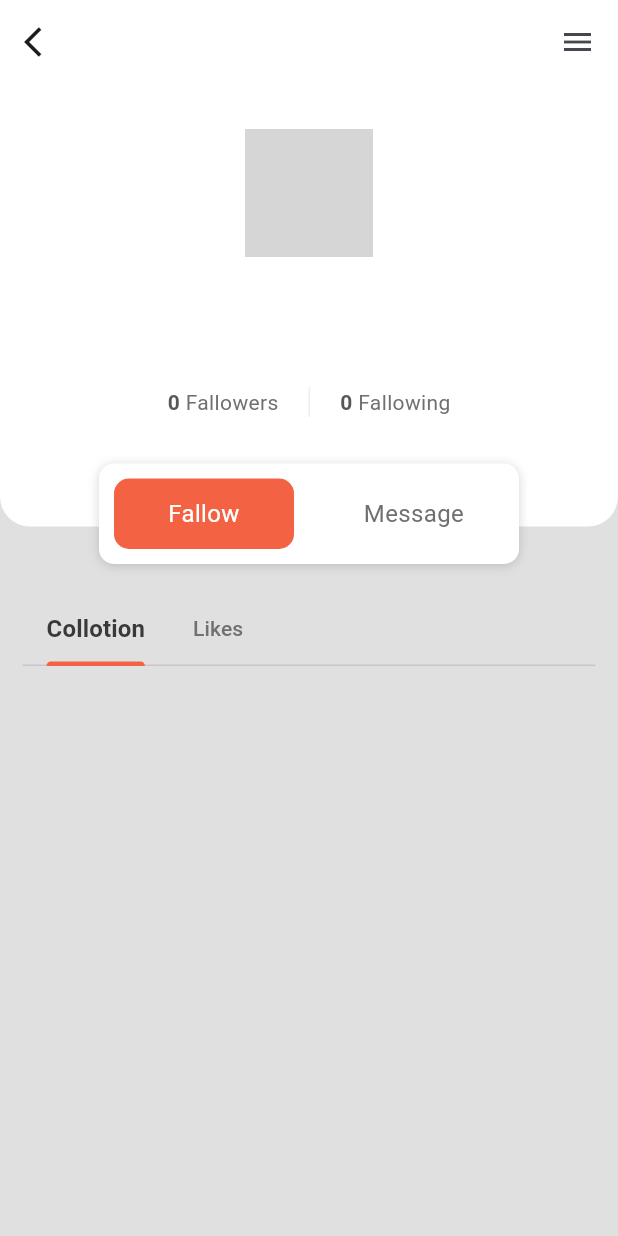
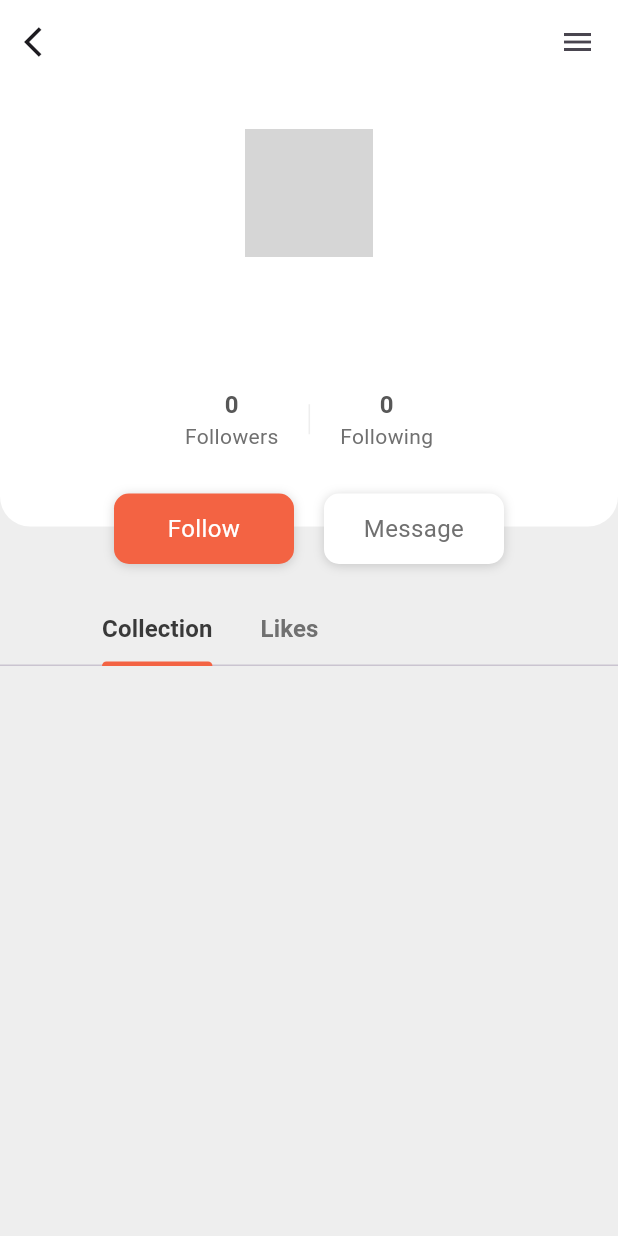
Before and after one commit to zaihcodes/Flutter, a Flutter app: the UserProfileScreen screen opened directly with empty values, on a phone screen of 412 x 824 dp. Run offline on Flutter 3.47's test engine with Material 3 defaults, Android fonts, the phone set to English and light mode, and no system bars; our stand-ins replace flutter_screenutil, simple_animations; grey boxes are pictures that could not be loaded.

Commit message:
Refactor UserProfileScreen

```diff
--- a/photography_app/lib/data/data.dart
+++ b/photography_app/lib/data/data.dart
@@ -5,11 +5,11 @@ import '../models/user_model.dart';
 
 class UserData {
   static UserModel mohammad = new UserModel(
-      name: "Mohammad Rahmani",
-      username: "@afgprogrammer",
+      name: "ZaIhCodes",
+      username: "@zaihcodes",
       followers: 400,
       following: 190,
-      profilePicture: "assets/users/mohammad.jpg",
+      profilePicture: "assets/users/zaihcodes.jpg",
       collection: [
         new CollectionModel(
             name: "Photography",
@@ -58,11 +58,11 @@ class UserData {
       ]);
 
   static UserModel yasir = new UserModel(
-      name: "Yasir Ahmad",
-      username: "@yasirnoori.yn",
+      name: "Mohammad Rahmani",
+      username: "@afgprogrammer",
       followers: 400,
       following: 190,
-      profilePicture: "assets/users/yasir.jpg",
+      profilePicture: "assets/users/mohammad.jpg",
       collection: [
         new CollectionModel(
             name: "Photography",
--- a/photography_app/lib/screens/home_screen.dart
+++ b/photography_app/lib/screens/home_screen.dart
@@ -16,9 +16,9 @@ class _HomeScreenState extends State<HomeScreen>
   @override
   Widget build(BuildContext context) {
     return Scaffold(
-      backgroundColor: AppColors.grey300,
+      backgroundColor: AppColors.lightGrey,
       appBar: AppBar(
-        backgroundColor: AppColors.grey300,
+        backgroundColor: AppColors.lightGrey,
         leading: Icon(Icons.menu),
       ),
       body: Column(
--- a/photography_app/lib/screens/user_profile_screen.dart
+++ b/photography_app/lib/screens/user_profile_screen.dart
@@ -6,10 +6,7 @@ import 'package:photography_app/models/collection_model.dart';
 import 'package:photography_app/models/user_model.dart';
 
 class UserProfileScreen extends StatefulWidget {
-  const UserProfileScreen({
-    super.key,
-    required this.user,
-  });
+  const UserProfileScreen({Key? key, required this.user}) : super(key: key);
 
   final UserModel user;
 
@@ -19,13 +16,42 @@ class UserProfileScreen extends StatefulWidget {
 
 class _UserProfileScreenState extends State<UserProfileScreen>
     with SingleTickerProviderStateMixin {
+  late TabController _tabController;
+
+  @override
+  void initState() {
+    super.initState();
+    _tabController = TabController(length: 2, vsync: this);
+  }
+
+  @override
+  void dispose() {
+    _tabController.dispose();
+    super.dispose();
+  }
+
   @override
   Widget build(BuildContext context) {
     return Scaffold(
-      backgroundColor: AppColors.grey300,
-      appBar: AppBar(
+      backgroundColor: AppColors.lightGrey,
+      appBar: _buildAppBar(context),
+      body: SingleChildScrollView(
+        child: Column(
+          children: [
+            _buildProfileHeader(),
+            SizedBox(height: 20),
+            _buildTabSection(),
+          ],
+        ),
+      ),
+    );
+  }
+
+  AppBar _buildAppBar(BuildContext context) {
+    return AppBar(
       backgroundColor: AppColors.white,
       leading: InkWell(
+        onTap: () => Navigator.pop(context),
         child: Icon(Icons.arrow_back_ios),
       ),
       actions: [
@@ -34,22 +60,20 @@ class _UserProfileScreenState extends State<UserProfileScreen>
         ),
         SizedBox(width: 15),
       ],
-      ),
-      body: SingleChildScrollView(
-        child: Column(
-          children: [
-            Container(
+    );
+  }
+
+  Widget _buildProfileHeader() {
+    return Container(
       height: 320,
       child: Stack(
         children: [
           Container(
             height: 295,
             width: double.infinity,
-                    margin: EdgeInsets.only(bottom: 0),
             decoration: BoxDecoration(
               color: AppColors.white,
-                      borderRadius:
-                          BorderRadius.vertical(bottom: Radius.circular(20)),
+              borderRadius: BorderRadius.vertical(bottom: Radius.circular(20)),
             ),
             child: Column(
               children: [
@@ -72,31 +96,10 @@ class _UserProfileScreenState extends State<UserProfileScreen>
                 ),
                 Text(
                   widget.user.username,
-                          style: TextStyle(
-                            color: AppColors.grey,
-                            // fontSize: 16,
-                          ),
+                  style: TextStyle(color: AppColors.grey),
                 ),
                 SizedBox(height: 20),
-                        Row(
-                          mainAxisAlignment: MainAxisAlignment.center,
-                          children: [
-                            buildFallowe(
-                              number: widget.user.followers,
-                              text: ' Fallowers',
-                            ),
-                            Container(
-                              width: 1,
-                              height: 20,
-                              margin: EdgeInsets.symmetric(horizontal: 20),
-                              color: AppColors.lightGrey,
-                            ),
-                            buildFallowe(
-                              number: widget.user.following,
-                              text: ' Fallowing',
-                            ),
-                          ],
-                        )
+                _buildFollowerFollowingRow(),
               ],
             ),
           ),
@@ -104,13 +107,69 @@ class _UserProfileScreenState extends State<UserProfileScreen>
             bottom: 0,
             left: 0,
             right: 0,
-                      child: Row(
+            child: _buildActionButtons(),
+          ),
+        ],
+      ),
+    );
+  }
+
+  Widget _buildFollowerFollowingRow() {
+    return Row(
       mainAxisAlignment: MainAxisAlignment.center,
       children: [
+        _buildFollowerStat(widget.user.followers, 'Followers'),
         Container(
-                            padding: EdgeInsets.all(10),
+          width: 1,
+          height: 20,
+          margin: EdgeInsets.symmetric(horizontal: 20),
+          color: AppColors.lightGrey,
+        ),
+        _buildFollowerStat(widget.user.following, 'Following'),
+      ],
+    );
+  }
+
+  Widget _buildFollowerStat(int number, String text) {
+    return Column(
+      children: [
+        Text(
+          number.toString(),
+          style: TextStyle(
+            color: AppColors.darkGray,
+            fontSize: 16,
+            fontWeight: FontWeight.bold,
+          ),
+        ),
+        Text(
+          text,
+          style: TextStyle(
+            color: AppColors.grey,
+            fontSize: 14,
+          ),
+        ),
+      ],
+    );
+  }
+
+  Widget _buildActionButtons() {
+    return Row(
+      mainAxisAlignment: MainAxisAlignment.center,
+      children: [
+        _buildActionButton('Follow', AppColors.orange, AppColors.white),
+        SizedBox(width: 20),
+        _buildActionButton('Message', AppColors.white, AppColors.grey),
+      ],
+    );
+  }
+
+  Widget _buildActionButton(String text, Color bgColor, Color textColor) {
+    return GestureDetector(
+      child: Container(
+        width: 120,
+        padding: EdgeInsets.symmetric(horizontal: 20, vertical: 12),
         decoration: BoxDecoration(
-                                color: AppColors.white,
+          color: bgColor,
           borderRadius: BorderRadius.circular(10),
           boxShadow: [
             BoxShadow(
@@ -118,135 +177,45 @@ class _UserProfileScreenState extends State<UserProfileScreen>
               spreadRadius: 0,
               blurRadius: 5,
               offset: Offset(0, 1),
-                                  )
-                                ]),
-                            child: Row(
-                              children: [
-                                GestureDetector(
-                                  child: Container(
-                                    width: 120,
-                                    padding: EdgeInsets.symmetric(
-                                        horizontal: 20, vertical: 12),
-                                    decoration: BoxDecoration(
-                                      color: AppColors.orange,
-                                      borderRadius: BorderRadius.circular(10),
-                                    ),
-                                    child: Text(
-                                      'Fallow',
-                                      textAlign: TextAlign.center,
-                                      style: TextStyle(
-                                          color: AppColors.white, fontSize: 16),
-                                    ),
-                                  ),
-                                ),
-                                SizedBox(width: 20),
-                                GestureDetector(
-                                  child: Container(
-                                    width: 120,
-                                    padding: EdgeInsets.symmetric(
-                                        horizontal: 20, vertical: 12),
-                                    decoration: BoxDecoration(
-                                      color: AppColors.white,
-                                      borderRadius: BorderRadius.circular(10),
-                                    ),
-                                    child: Text(
-                                      'Message',
-                                      textAlign: TextAlign.center,
-                                      style: TextStyle(
-                                          color: AppColors.grey, fontSize: 16),
-                                    ),
-                                  ),
-                                )
-                              ],
-                            ),
-                          ),
-                        ],
-                      ))
-                ],
-              ),
-            ),
-            SizedBox(height: 20),
-            DefaultTabController(
-              length: 2,
-              child: Container(
-                width: double.infinity,
-                padding: EdgeInsets.only(left: 15, top: 00, right: 15),
-                child: Column(
-                  crossAxisAlignment: CrossAxisAlignment.start,
-                  children: [
-                    TabBar(
-                      isScrollable: true,
-                      indicatorColor: AppColors.orange,
-                      tabAlignment: TabAlignment.start,
-                      labelColor: AppColors.black,
-                      unselectedLabelColor: AppColors.grey,
-                      labelStyle:
-                          TextStyle(fontSize: 16, fontWeight: FontWeight.w600),
-                      unselectedLabelStyle: TextStyle(),
-                      tabs: const [
-                        Tab(
-                          text: 'Collotion',
-                        ),
-                        Tab(
-                          text: 'Likes',
-                        )
-                      ],
-                    ),
-                    const SizedBox(height: 20),
-                    Container(
-                      height: 400,
-                      child: TabBarView(
-                        children: [
-                          // Content for Tab 1
-                          Column(
-                            children: [
-                              SizedBox(
-                                height: 290,
-                                child: ListView.separated(
-                                  scrollDirection: Axis.horizontal,
-                                  itemCount: widget.user.collection.length,
-                                  separatorBuilder: (context, index) =>
-                                      SizedBox(width: 20),
-                                  itemBuilder: (context, index) {
-                                    return buildCollectionCard(
-                                        collection:
-                                            widget.user.collection[index]);
-                                  },
-                                ),
-                              )
-                            ],
-                          ),
-                          SizedBox()
-                        ],
-                      ),
             ),
           ],
         ),
-              ),
-            )
-          ],
+        child: Text(
+          text,
+          textAlign: TextAlign.center,
+          style: TextStyle(color: textColor, fontSize: 16),
         ),
       ),
     );
   }
 
-  Container buildFallowe({required int number, required String text}) {
-    return Container(
-      child: Row(
+  Widget _buildTabSection() {
+    return DefaultTabController(
+      length: 2,
+      child: Column(
+        crossAxisAlignment: CrossAxisAlignment.start,
         children: [
-          Text(
-            number.toString(),
-            style: TextStyle(
-              color: AppColors.darkGray,
-              fontWeight: FontWeight.bold,
-              // fontSize: 16,
+          TabBar(
+            controller: _tabController,
+            isScrollable: true,
+            indicatorColor: AppColors.orange,
+            labelColor: AppColors.black,
+            unselectedLabelColor: AppColors.grey,
+            labelStyle: TextStyle(fontSize: 16, fontWeight: FontWeight.w600),
+            tabs: [
+              Tab(text: 'Collection'),
+              Tab(text: 'Likes'),
+            ],
           ),
-          ),
-          Text(
-            text,
-            style: TextStyle(
-              color: AppColors.grey,
-              // fontSize: 16,
+          SizedBox(height: 20),
+          Container(
+            height: 300,
+            child: TabBarView(
+              controller: _tabController,
+              children: [
+                _buildCollectionView(),
+                Center(child: Text('Likes content')),
+              ],
             ),
           ),
         ],
@@ -254,9 +223,23 @@ class _UserProfileScreenState extends State<UserProfileScreen>
     );
   }
 
-  AspectRatio buildCollectionCard({required CollectionModel collection}) {
+  Widget _buildCollectionView() {
+    return ListView.separated(
+      scrollDirection: Axis.horizontal,
+      itemCount: widget.user.collection.length,
+      separatorBuilder: (context, index) => SizedBox(width: 20),
+      itemBuilder: (context, index) {
+        return _buildCollectionCard(widget.user.collection[index]);
+      },
+    );
+  }
+
+  Widget _buildCollectionCard(CollectionModel collection) {
     return AspectRatio(
       aspectRatio: 1.1,
+      child: Column(
+        children: [
+          Expanded(
             child: Container(
               decoration: BoxDecoration(
                 borderRadius: BorderRadius.circular(15),
@@ -293,24 +276,56 @@ class _UserProfileScreenState extends State<UserProfileScreen>
                                   style: TextStyle(
                                     color: AppColors.white,
                                     fontWeight: FontWeight.bold,
-                                fontSize: 18),
+                                    fontSize: 18,
+                                  ),
                                 ),
                                 Text(
-                            '${collection.posts.length} photoss',
+                                  '${collection.posts.length} photos',
                                   style: TextStyle(
                                     color: AppColors.white,
                                   ),
-                          )
+                                ),
                               ],
                             ),
                           ),
                         ),
                       ),
-              )
+                    ),
                   ],
                 ),
               ),
             ),
+          ),
+          SizedBox(height: 10),
+          _buildTagsList(collection.tags),
+        ],
+      ),
+    );
+  }
+
+  Widget _buildTagsList(List<String> tags) {
+    return Container(
+      height: 32,
+      child: ListView.builder(
+        scrollDirection: Axis.horizontal,
+        itemCount: tags.length,
+        itemBuilder: (context, index) {
+          return Container(
+            margin: EdgeInsets.only(right: 10),
+            padding: EdgeInsets.symmetric(horizontal: 25, vertical: 5),
+            decoration: BoxDecoration(
+              borderRadius: BorderRadius.circular(5),
+              color: AppColors.grey300,
+            ),
+            child: Center(
+              child: Text(
+                tags[index],
+                style: TextStyle(color: AppColors.black),
+              ),
+            ),
+          );
+        },
+      ),
     );
   }
 }
```
Also changed, not shown: photography_app/assets/users/zaihcodes.jpg (added). Lines whose indentation alone changed are shown as unchanged.
